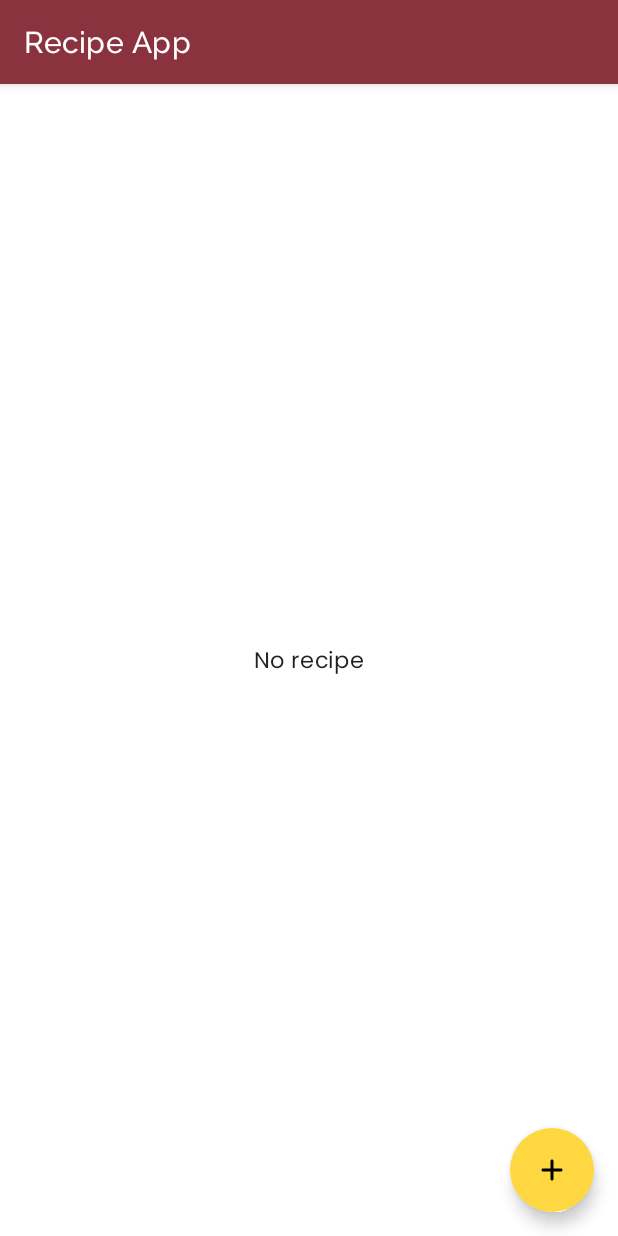
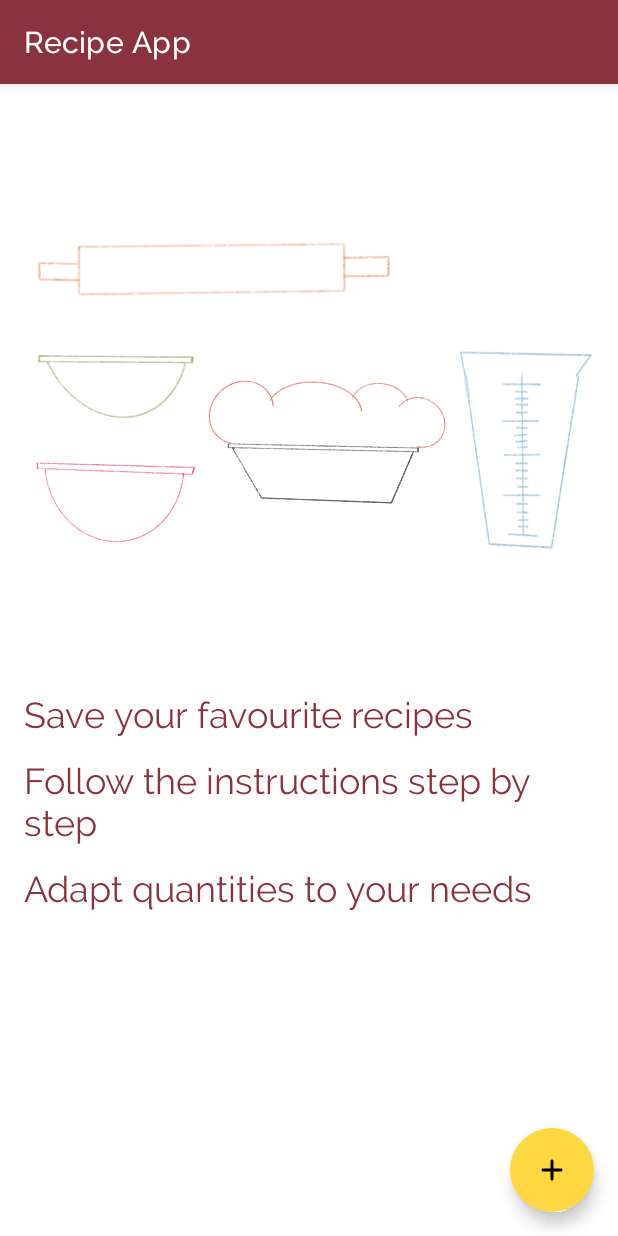
Before and after one commit to roxanapirlea/RecipeApp, an Android app built with Jetpack Compose: the screen it shows after launch (MainActivity), on a phone screen of 412 x 824 dp. Run offline under Robolectric (Android 15) with nearby library versions, the phone set to English and light mode, and no system bars; our stand-ins replace Dagger/Hilt's generated code.

Commit message:
Create empty view

```diff
--- a/app/src/main/java/com/roxana/recipeapp/home/ui/EmptyView.kt
+++ b/app/src/main/java/com/roxana/recipeapp/home/ui/EmptyView.kt
@@ -1,26 +1,66 @@
 package com.roxana.recipeapp.home.ui
 
 import android.content.res.Configuration
+import androidx.compose.foundation.Image
 import androidx.compose.foundation.layout.Column
 import androidx.compose.foundation.layout.Spacer
 import androidx.compose.foundation.layout.fillMaxSize
+import androidx.compose.foundation.layout.fillMaxWidth
+import androidx.compose.foundation.layout.padding
+import androidx.compose.material.MaterialTheme
 import androidx.compose.material.Text
 import androidx.compose.runtime.Composable
-import androidx.compose.ui.Alignment
 import androidx.compose.ui.Modifier
+import androidx.compose.ui.layout.ContentScale
+import androidx.compose.ui.res.painterResource
+import androidx.compose.ui.res.stringResource
 import androidx.compose.ui.tooling.preview.Preview
+import androidx.compose.ui.unit.dp
+import com.roxana.recipeapp.R
 import com.roxana.recipeapp.ui.theme.RecipeTheme
 
 @Composable
 fun EmptyView() {
     Column(
-        horizontalAlignment = Alignment.CenterHorizontally,
         modifier = Modifier.fillMaxSize()
     ) {
         Spacer(modifier = Modifier.weight(1f))
-        Text(text = "No recipe")
+        Image(
+            painterResource(R.drawable.empty_logo),
+            contentDescription = null,
+            Modifier
+                .fillMaxWidth()
+                .padding(horizontal = 8.dp),
+            contentScale = ContentScale.Fit
+        )
         Spacer(modifier = Modifier.weight(1f))
+        H5PrimaryText(
+            text = stringResource(R.string.home_empty_description_save),
+            modifier = Modifier.padding(horizontal = 16.dp, vertical = 8.dp)
+        )
+        H5PrimaryText(
+            text = stringResource(R.string.home_empty_description_instructions),
+            modifier = Modifier.padding(horizontal = 16.dp, vertical = 8.dp)
+        )
+        H5PrimaryText(
+            text = stringResource(R.string.home_empty_description_quantities),
+            modifier = Modifier.padding(horizontal = 16.dp, vertical = 8.dp)
+        )
+        Spacer(modifier = Modifier.weight(3f))
     }
+}
+
+@Composable
+fun H5PrimaryText(
+    text: String,
+    modifier: Modifier = Modifier
+) {
+    Text(
+        text = text,
+        style = MaterialTheme.typography.h5,
+        color = MaterialTheme.colors.primary,
+        modifier = modifier
+    )
 }
 
 @Preview(
--- a/app/src/main/res/values/strings.xml
+++ b/app/src/main/res/values/strings.xml
@@ -32,6 +32,9 @@
     <string name="all_add_new">Add new</string>
     <string name="all_ingredient_placeholders">%1$s%2$s %3$s</string>
     <string name="home_title">@string/app_name</string>
+    <string name="home_empty_description_save">Save your favourite recipes</string>
+    <string name="home_empty_description_instructions">Follow the instructions step by step</string>
+    <string name="home_empty_description_quantities">Adapt quantities to your needs</string>
     <string name="add_title">Add recipe</string>
     <string name="add_recipe_title_hint">Title</string>
     <string name="add_recipe_ingredients">Ingredients</string>
```
Also changed, not shown: app/src/main/res/drawable-nodpi/empty_logo.png (added).
